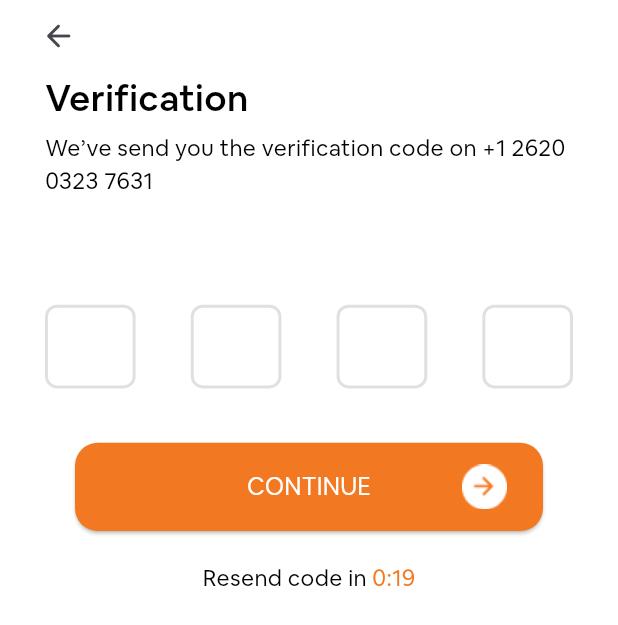
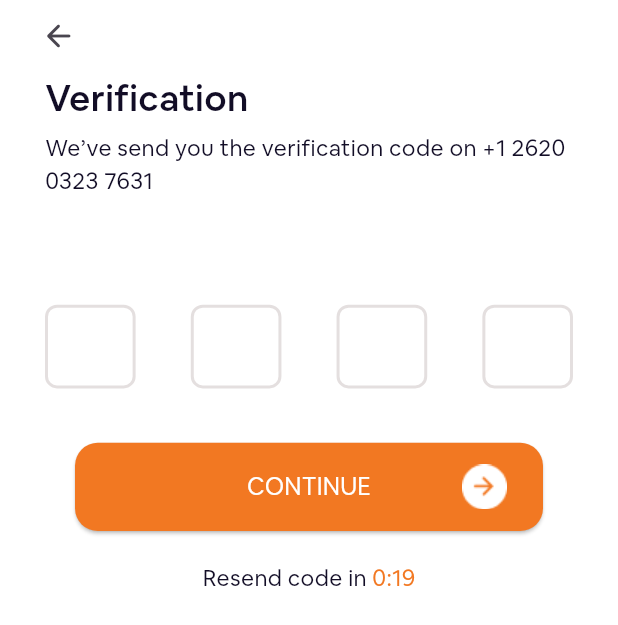
Before and after one commit to nadanabill/TD-Events-Booking-App, a Flutter app: the OtpScreen screen opened by its route, on a phone screen of 412 x 824 dp. Shown: the top 625 px of the screen. Run offline on Flutter 3.47's test engine with Material 3 defaults, Android fonts, the phone set to English and light mode, and no system bars; drawn by our look-alikes of pin_code_fields; our stand-ins replace device_preview, flutter_bloc, flutter_screenutil, get_it, smooth_page_indicator; project files that could hold a hidden picture were left out.

Commit message:
added new colors

```diff
--- a/lib/core/themes/app_colors.dart
+++ b/lib/core/themes/app_colors.dart
@@ -3,12 +3,16 @@ import 'package:flutter/material.dart';
 class AppColors {
   static const Color primary = Color(0xFFF27822);
   static const Color white = Color(0xFFFFFFFF);
-  static const Color black = Color(0xFF000000);
-  static Color darkGrey = const Color(0xff525252);
-  static Color blueGrey = const Color(0xff484D70);
-  static Color lightGrey = const Color(0xff747688);
-  static Color grey = const Color(0xff716E90);
-  static Color grey1 = const Color(0xffD2CFD6);
-  static Color grey2 = const Color(0xff9D9898);
-  static Color grey3 = const Color(0xffE4DFDF);
+  static const Color black = Color(0xFF120D26);
+  static const Color darkGrey = Color(0xff525252);
+  static const Color blueGrey = Color(0xff484D70);
+  static const Color lightGrey = Color(0xff747688);
+  static const Color grey = Color(0xff716E90);
+  static const Color grey1 = Color(0xffD2CFD6);
+  static const Color grey2 = Color(0xff9D9898);
+  static const Color grey3 = Color(0xffE4DFDF);
+  static const Color grey4 = Color(0xff9593A4);
+  static const Color red = Color(0xffF0635A);
+  static const Color cyan = Color(0xff00F8FF);
+  static const Color lightCyan = Color(0x2900F8FF);
 }
```
